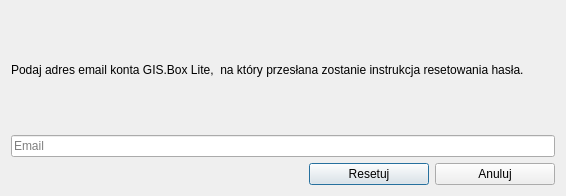
Above: usemaps_lite/ui/forgot_password.ui from gis-support/usemaps-lite-plugin before the change. Below: the same form after it.
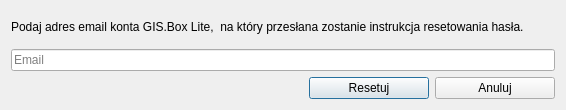
That is the form after the change.

The edit to the form file:
```diff
--- a/usemaps_lite/ui/forgot_password.ui
+++ b/usemaps_lite/ui/forgot_password.ui
@@ -7,19 +7,19 @@
     <x>0</x>
     <y>0</y>
     <width>566</width>
-    <height>196</height>
+    <height>110</height>
    </rect>
   </property>
   <property name="minimumSize">
    <size>
     <width>566</width>
-    <height>196</height>
+    <height>110</height>
    </size>
   </property>
   <property name="maximumSize">
    <size>
     <width>566</width>
-    <height>196</height>
+    <height>110</height>
    </size>
   </property>
   <property name="windowTitle">
```
